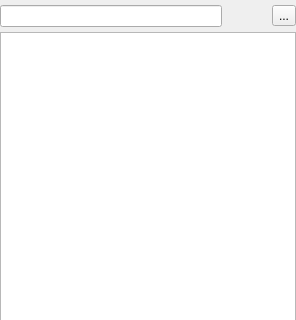
Qt form ui/a2widget/a2module_list.ui (ewerybody/a2) before a commit; both pictures show x 0 to 296 and y 0 to 320 of the 296 by 759 pixel window.
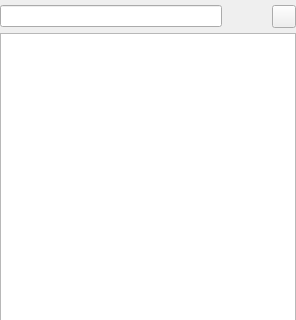
The same form after that commit. Custom widgets are drawn as their Qt base class.

Commit message:
a2module_list to use new tree based widget
first made it to look just like the 1 before

```diff
--- a/ui/a2widget/a2module_list.ui
+++ b/ui/a2widget/a2module_list.ui
@@ -47,16 +47,12 @@
       </widget>
      </item>
      <item>
-      <widget class="A2MoreButton" name="filter_menu_button">
-       <property name="text">
-        <string>...</string>
-       </property>
-      </widget>
+      <widget class="A2MoreButton" name="filter_menu_button"/>
      </item>
     </layout>
    </item>
    <item>
-    <widget class="A2List" name="a2module_list_widget">
+    <widget class="A2ModList" name="a2module_list_widget">
      <property name="horizontalScrollBarPolicy">
       <enum>Qt::ScrollBarAlwaysOff</enum>
      </property>
@@ -66,9 +62,23 @@
      <property name="selectionMode">
       <enum>QAbstractItemView::ExtendedSelection</enum>
      </property>
-     <property name="sortingEnabled">
+     <property name="indentation">
+      <number>0</number>
+     </property>
+     <property name="animated">
       <bool>true</bool>
      </property>
+     <property name="columnCount">
+      <number>1</number>
+     </property>
+     <attribute name="headerVisible">
+      <bool>false</bool>
+     </attribute>
+     <column>
+      <property name="text">
+       <string notr="true">1</string>
+      </property>
+     </column>
     </widget>
    </item>
   </layout>
@@ -80,9 +90,9 @@
    <header>a2widget.a2more_button</header>
   </customwidget>
   <customwidget>
-   <class>A2List</class>
-   <extends>QListWidget</extends>
-   <header>a2widget.a2list</header>
+   <class>A2ModList</class>
+   <extends>QTreeWidget</extends>
+   <header>a2widget.a2modlist</header>
   </customwidget>
  </customwidgets>
  <resources />
```
Left out of the diff: 18 changed lines with no effect on the pictures. The commit also changes 3 other files.
